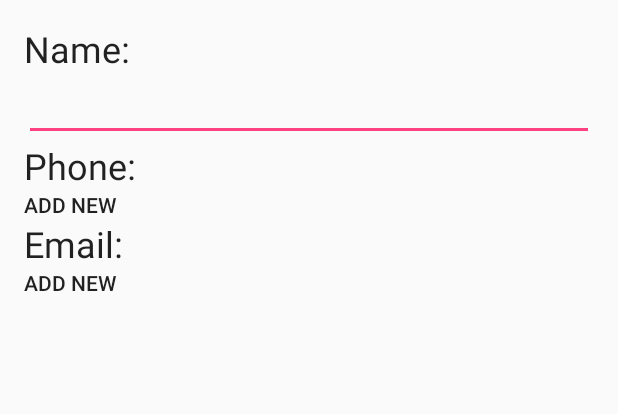
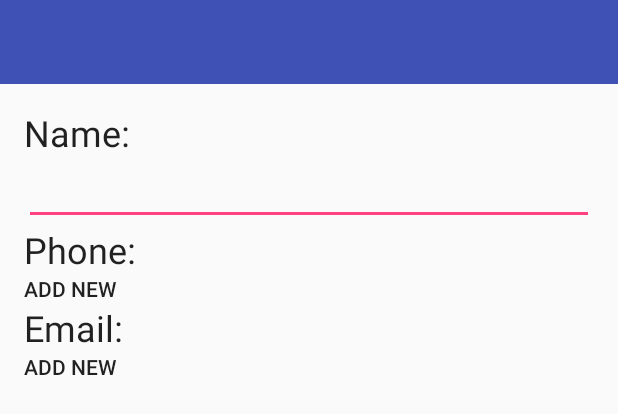
Before and after one commit to knt102000/ContactList, an Android app: the layout activity_contact_edit.xml on its own in the app's theme, with its tools: preview values and no code run, on a phone screen of 412 x 824 dp. Shown: the top 414 px of the screen. Run offline under Robolectric (Android 15) with nearby library versions, the phone set to English and light mode, and no system bars.

```diff
--- a/app/src/main/AndroidManifest.xml
+++ b/app/src/main/AndroidManifest.xml
@@ -19,7 +19,8 @@
             android:name=".ContactViewActivity"
             android:theme="@style/NoActionBar">
         </activity>
-        <activity android:name=".ContactEditActivity">
+        <activity android:name=".ContactEditActivity"
+            android:theme="@style/AppTheme.NoActionBar">
         </activity>
     </application>
 
--- a/app/src/main/res/layout/activity_contact_edit.xml
+++ b/app/src/main/res/layout/activity_contact_edit.xml
@@ -1,60 +1,74 @@
 <?xml version="1.0" encoding="utf-8"?>
-<LinearLayout
-    xmlns:android="http://schemas.android.com/apk/res/android"
+<LinearLayout xmlns:android="http://schemas.android.com/apk/res/android"
     xmlns:tools="http://schemas.android.com/tools"
+    xmlns:app="http://schemas.android.com/apk/res-auto"
     android:layout_width="match_parent"
     android:layout_height="match_parent"
-    android:paddingBottom="@dimen/activity_vertical_margin"
-    android:paddingLeft="@dimen/activity_horizontal_margin"
-    android:paddingRight="@dimen/activity_horizontal_margin"
-    android:paddingTop="@dimen/activity_vertical_margin"
     android:orientation="vertical"
     tools:context="com.trial.chiutsui.contactlist.ContactEditActivity">
 
-    <TextView
-        android:text="@string/name_label"
-        android:textAppearance="@style/TextAppearance.AppCompat.Headline"
-        android:layout_width="wrap_content"
-        android:layout_height="wrap_content"/>
-    <EditText
+    <android.support.v7.widget.Toolbar
+        android:id="@+id/editContactToolbar"
         android:layout_width="match_parent"
         android:layout_height="wrap_content"
-        android:id="@+id/edit_name"/>
+        android:background="?attr/colorPrimary"
+        android:minHeight="?attr/actionBarSize"
+        app:theme="@style/ThemeOverlay.AppCompat.Dark.ActionBar"></android.support.v7.widget.Toolbar>
+
+    <LinearLayout
+        android:layout_width="match_parent"
+        android:layout_height="0dp"
+        android:layout_weight="100"
+        android:orientation="vertical"
+        android:padding="@dimen/activity_horizontal_margin">
+
+        <TextView
+            android:layout_width="wrap_content"
+            android:layout_height="wrap_content"
+            android:text="@string/name_label"
+            android:textAppearance="@style/TextAppearance.AppCompat.Headline" />
+
+        <EditText
+            android:id="@+id/edit_name"
+            android:layout_width="match_parent"
+            android:layout_height="wrap_content" />
 
         <TextView
             android:layout_width="wrap_content"
             android:layout_height="wrap_content"
             android:text="@string/phone_label"
-        android:textAppearance="@style/TextAppearance.AppCompat.Headline"/>
+            android:textAppearance="@style/TextAppearance.AppCompat.Headline" />
+
         <LinearLayout
             android:id="@+id/phoneNumber_section"
             android:layout_width="match_parent"
             android:layout_height="wrap_content"
-        android:orientation="vertical">
+            android:orientation="vertical"></LinearLayout>
 
-    </LinearLayout>
         <TextView
+            android:id="@+id/add_new_phone"
             android:layout_width="wrap_content"
             android:layout_height="wrap_content"
-        android:id="@+id/add_new_phone"
             android:text="@string/addNew"
-        android:textAppearance="@style/TextAppearance.AppCompat.Button"/>
+            android:textAppearance="@style/TextAppearance.AppCompat.Button" />
 
         <TextView
             android:layout_width="wrap_content"
             android:layout_height="wrap_content"
             android:text="@string/email_label"
-        android:textAppearance="@style/TextAppearance.AppCompat.Headline"/>
+            android:textAppearance="@style/TextAppearance.AppCompat.Headline" />
+
         <LinearLayout
             android:id="@+id/email_section"
             android:layout_width="match_parent"
             android:layout_height="wrap_content"
-        android:orientation="vertical">
-    </LinearLayout>
+            android:orientation="vertical"></LinearLayout>
+
         <TextView
+            android:id="@+id/add_new_email"
             android:layout_width="wrap_content"
             android:layout_height="wrap_content"
-        android:id="@+id/add_new_email"
             android:text="@string/addNew"
-        android:textAppearance="@style/TextAppearance.AppCompat.Button"/>
+            android:textAppearance="@style/TextAppearance.AppCompat.Button" />
     </LinearLayout>
+</LinearLayout>
--- a/app/src/main/res/values-v19/styles.xml
+++ b/app/src/main/res/values-v19/styles.xml
@@ -4,4 +4,9 @@
     <style name="NoActionBar" parent="Theme.AppCompat.Light.NoActionBar">
         <item name="android:windowTranslucentStatus">true</item>
     </style>
+
+    <style name="AppTheme.NoActionBar">
+        <item name="windowActionBar">false</item>
+        <item name="windowNoTitle">true</item>
+    </style>
 </resources>
```
Also changed, not shown: app/src/main/java/com/trial/chiutsui/contactlist/ContactEditActivity.java (+82 -1 lines), app/src/main/java/com/trial/chiutsui/contactlist/ContactList.java (added, +21 -0 lines), app/src/main/java/com/trial/chiutsui/contactlist/ContactListActivity.java (+14 -6 lines), app/src/main/java/com/trial/chiutsui/contactlist/ContactViewActivity.java (+27 -5 lines), app/src/main/res/drawable-hdpi/ic_done_white.png (added), app/src/main/res/drawable-mdpi/ic_done_white.png (added), app/src/main/res/drawable-xhdpi/ic_done_white.png (added), app/src/main/res/drawable-xxhdpi/ic_done_white.png (added). Lines whose indentation alone changed are shown as unchanged.
